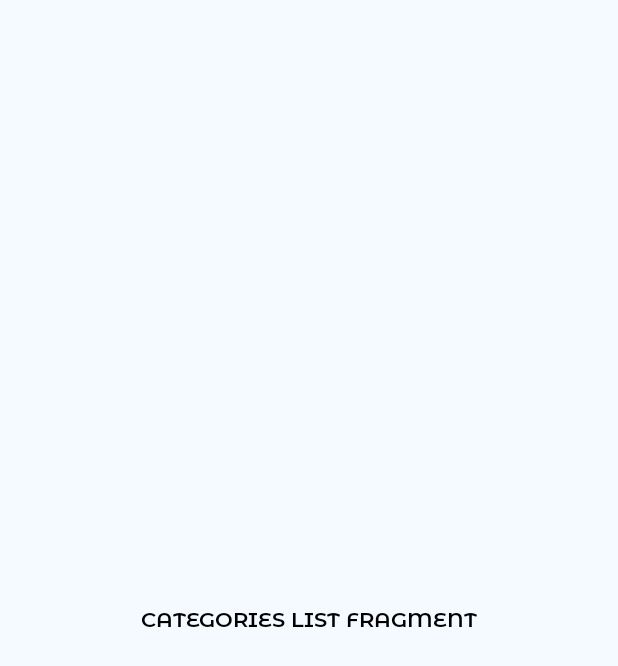
After one commit to softheitron/RecipesAppAndroid, an Android app: the layout fragment_list_categories.xml on its own in the app's theme, with its tools: preview values and no code run, on a phone screen of 412 x 824 dp. The commit adds this screen. Shown: the top 666 px of the screen. Run offline under Robolectric (Android 15) with nearby library versions, the phone set to English and light mode, and no system bars.

Commit message:
RA-04-fragment-list-added-fragment-transactions

```diff
--- a/app/build.gradle.kts
+++ b/app/build.gradle.kts
@@ -40,6 +40,7 @@ android {
 
 dependencies {
 
+    implementation(libs.androidx.fragment.ktx)
     implementation(libs.androidx.core.ktx)
     implementation(libs.androidx.appcompat)
     implementation(libs.material)
--- /dev/null
+++ b/app/src/main/res/layout/fragment_list_categories.xml
@@ -0,0 +1,23 @@
+<?xml version="1.0" encoding="utf-8"?>
+<androidx.constraintlayout.widget.ConstraintLayout
+    xmlns:android="http://schemas.android.com/apk/res/android"
+    xmlns:app="http://schemas.android.com/apk/res-auto"
+    android:layout_width="match_parent"
+    android:layout_height="match_parent"
+    android:background="@color/main_background">
+
+    <TextView
+        android:id="@+id/FragmentName"
+        android:textColor="@color/black"
+        android:layout_width="wrap_content"
+        android:layout_height="wrap_content"
+        android:text="@string/categories_list_fragment"
+        app:layout_constraintBottom_toBottomOf="parent"
+        app:layout_constraintEnd_toEndOf="parent"
+        app:layout_constraintStart_toStartOf="parent"
+        app:layout_constraintTop_toTopOf="parent"
+        style="@style/StyleTitle14">
+
+    </TextView>
+
+</androidx.constraintlayout.widget.ConstraintLayout>
--- a/app/src/main/res/values/colors.xml
+++ b/app/src/main/res/values/colors.xml
@@ -3,8 +3,6 @@
     <color name="black">#FF000000</color>
     <color name="white">#FFFFFFFF</color>
     <color name="main_background">#F4FAFF</color>
-    <color name="status_bar">#F4FAFF</color>
-    <color name="navigation_bar">#F4FAFF</color>
     <color name="btn_categories">#525DC0</color>
     <color name="btn_favorites">#E13E3E</color>
 </resources>
--- a/app/src/main/res/values/dimens.xml
+++ b/app/src/main/res/values/dimens.xml
@@ -4,7 +4,6 @@
     <dimen name="margin_main">16dp</dimen>
     <dimen name="margin_half">8dp</dimen>
     <dimen name="margin_nav_button">2dp</dimen>
-    <dimen name="nav_btn_corner_radius">8dp</dimen>
     <dimen name="style_title_text_size">14sp</dimen>
     <dimen name="ic_favorites_size">24dp</dimen>
 
--- a/app/src/main/res/values/strings.xml
+++ b/app/src/main/res/values/strings.xml
@@ -2,4 +2,5 @@
     <string name="app_name">Recipes App</string>
     <string name="category_button">Категории</string>
     <string name="favorite_button">Избранное</string>
+    <string name="categories_list_fragment">Categories List Fragment</string>
 </resources>
--- a/app/src/main/res/values/styles.xml
+++ b/app/src/main/res/values/styles.xml
@@ -10,7 +10,7 @@
 
     <style name="StyleNavButton" parent="Widget.Material3.Button">
         <item name="android:textAppearance">@style/StyleTitle14</item>
-        <item name="cornerRadius">@dimen/nav_btn_corner_radius</item>
+        <item name="cornerRadius">@dimen/margin_half</item>
     </style>
 
 </resources>
--- a/app/src/main/res/values/themes.xml
+++ b/app/src/main/res/values/themes.xml
@@ -3,9 +3,9 @@
     <style name="Base.Theme.RecipesApp" parent="Theme.Material3.DayNight.NoActionBar">
         <!-- Customize your light theme here. -->
         <!-- <item name="colorPrimary">@color/my_light_primary</item> -->
-        <item name="android:statusBarColor">@color/status_bar</item>
+        <item name="android:statusBarColor">@color/main_background</item>
         <item name="android:windowLightStatusBar">true</item>
-        <item name="android:navigationBarColor">@color/status_bar</item>
+        <item name="android:navigationBarColor">@color/main_background</item>
         <item name="android:windowLightNavigationBar">true</item>
     </style>
 
--- a/gradle/libs.versions.toml
+++ b/gradle/libs.versions.toml
@@ -1,5 +1,6 @@
 [versions]
 agp = "8.7.3"
+fragmentKtx = "1.8.5"
 kotlin = "1.9.24"
 coreKtx = "1.10.1"
 junit = "4.13.2"
@@ -12,6 +13,7 @@ constraintlayout = "2.1.4"
 
 [libraries]
 androidx-core-ktx = { group = "androidx.core", name = "core-ktx", version.ref = "coreKtx" }
+androidx-fragment-ktx = { module = "androidx.fragment:fragment-ktx", version.ref = "fragmentKtx" }
 junit = { group = "junit", name = "junit", version.ref = "junit" }
 androidx-junit = { group = "androidx.test.ext", name = "junit", version.ref = "junitVersion" }
 androidx-espresso-core = { group = "androidx.test.espresso", name = "espresso-core", version.ref = "espressoCore" }
```
Also changed, not shown: app/src/main/java/com/example/recipesapp/CategoriesListFragment.kt (added, +30 -0 lines), app/src/main/java/com/example/recipesapp/MainActivity.kt (+8 -3 lines), app/src/main/res/layout/activity_main.xml (+19 -6 lines).
